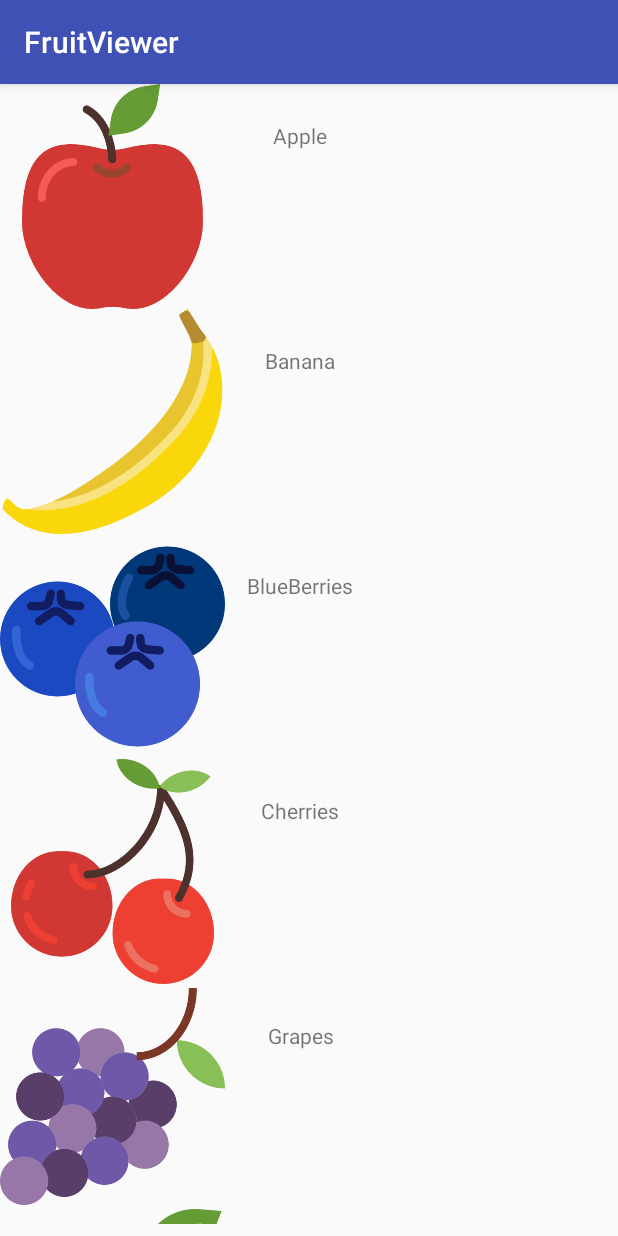
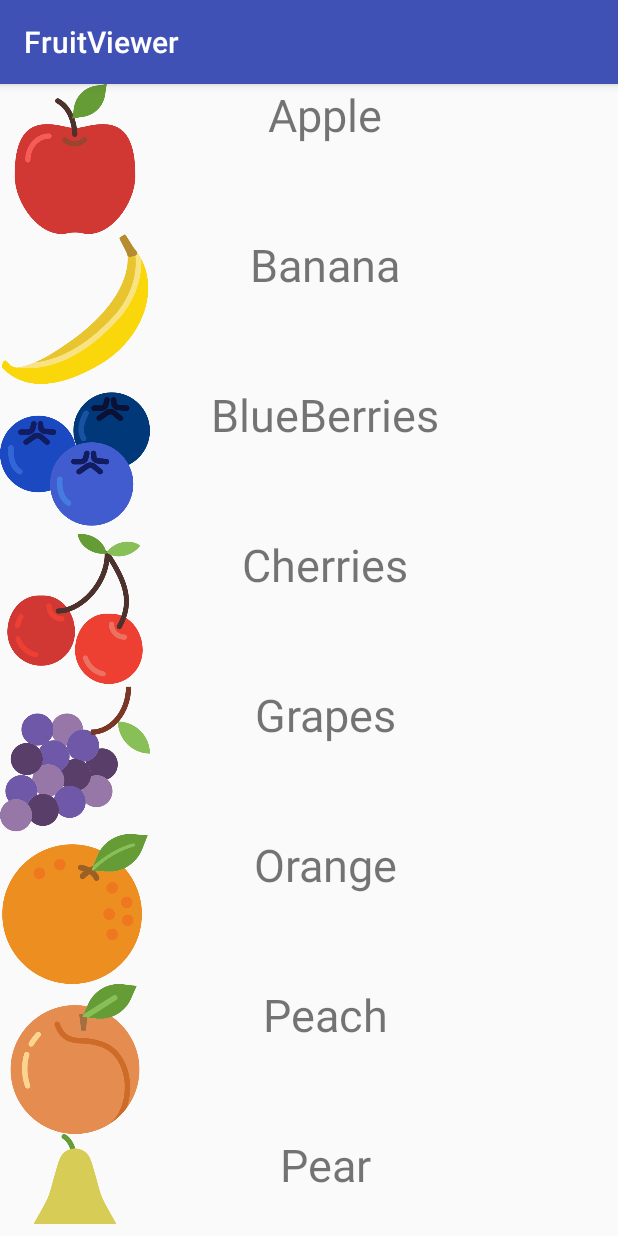
Before and after one commit to theamritanair/Applications, an Android app: the screen it shows after launch (MainActivity), on a phone screen of 412 x 824 dp. Run offline under Robolectric (Android 15) with nearby library versions, the phone set to English and light mode, and no system bars; our stand-ins replace ButterKnife.

Commit message:
Change in the layout

```diff
--- a/FruitViewer/app/src/main/res/layout/layout.xml
+++ b/FruitViewer/app/src/main/res/layout/layout.xml
@@ -6,16 +6,18 @@
 
     <ImageView
         android:id="@+id/iv_fruitImage"
-        android:layout_width="150dp"
-        android:layout_height="150dp"
+        android:layout_width="100dp"
+        android:layout_height="match_parent"
         android:layout_weight="1" />
+
     <TextView
         android:id="@+id/tv_fruitnames"
-        android:layout_width="100dp"
+        android:layout_width="234dp"
         android:layout_height="100dp"
+        android:layout_gravity="center|fill"
         android:layout_weight="1"
+        android:textSize="30dp"
         android:textAlignment="center"
-        android:layout_gravity="center"
-        tools:text="Fruit Name"/>
+        tools:text="Fruit Name" />
 
 </LinearLayout>
```
